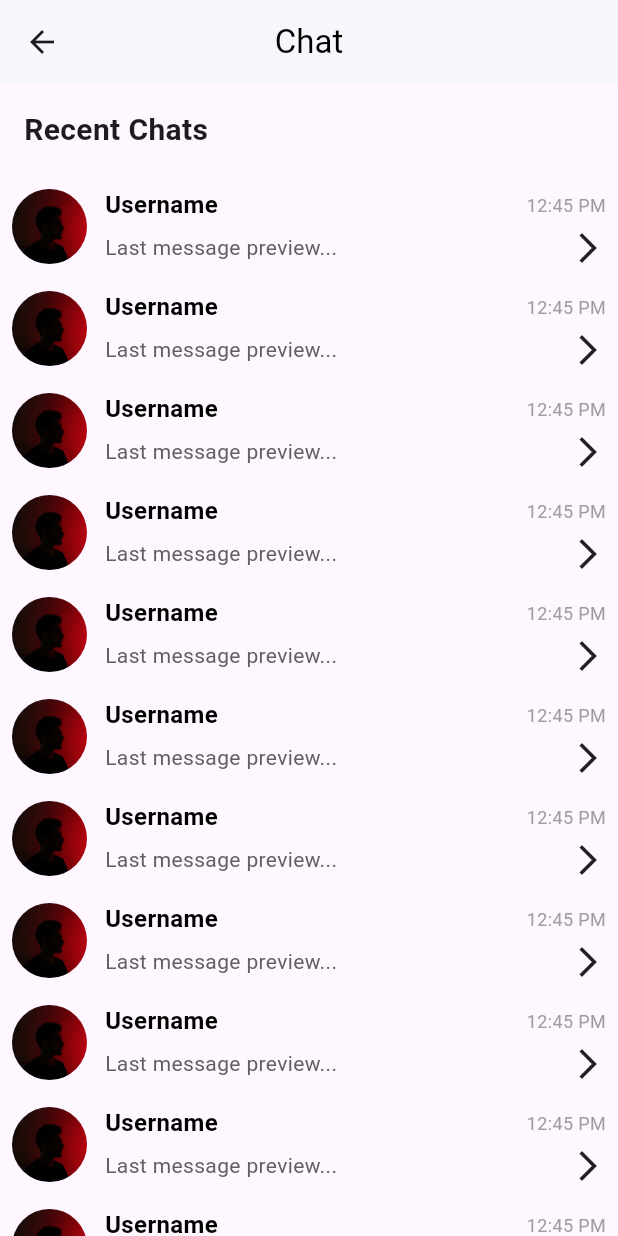
After one commit to Ibrahim-404/Chatter, a Flutter app: the HomeScreen screen opened by its route, on a phone screen of 412 x 824 dp. The commit adds this screen. Run offline on Flutter 3.47's test engine with Material 3 defaults, Android fonts, the phone set to English and light mode, and no system bars; our stand-ins replace bloc, country_code_picker, dartz, equatable, firebase_auth, firebase_core and 6 more; missing offline and left inert: phone_numbers_parser; accounts and stored records are empty; generated files the repository leaves out were written again.

Commit message:
Refactors OTP flow, adds user photo asset, enables home route
Improves code formatting and readability in OTP-related screens,
streamlines widget constructors, and removes unused code.
Introduces user photo asset for future use and activates navigation
to the home screen. Enhances consistency and prepares for expanded
authentication features.

```diff
--- a/lib/core/constants/assets.dart
+++ b/lib/core/constants/assets.dart
@@ -14,4 +14,5 @@ class Assets {
 
   static const String assetsImagesWelcome = "assets/images/welcome.png";
   static const String assetsImagesOtp = "assets/images/OTP 1.png";
+  static const String userPhoto = "assets/images/user_photo.jpg";
 }
--- a/lib/core/routes/routes_setting.dart
+++ b/lib/core/routes/routes_setting.dart
@@ -4,6 +4,7 @@ import 'package:chatter/feature/Authentication/presentation/manager/auht_bloc/bl
 import 'package:chatter/feature/Authentication/presentation/manager/auht_bloc/validation/bloc/validation_bloc.dart';
 import 'package:chatter/feature/Authentication/presentation/pages/intro_first_opeing.dart';
 import 'package:chatter/feature/Authentication/presentation/pages/otp_screen.dart';
+import 'package:chatter/feature/Chats%20List/presentation/UI/Screens/home.dart';
 import 'package:chatter/feature/injection_container.dart';
 import 'package:chatter/feature/splash/presentation/splash_screen.dart';
 import 'package:flutter/material.dart';
@@ -31,9 +32,11 @@ class RoutesSettings {
         final phone = phoneNumber['phone']!;
         final dialCode = phoneNumber['dialCode']!;
 
-        return createAnimatedRoute(OtpScreen(phoneNumber: phone, dialCode: dialCode));
+        return createAnimatedRoute(
+          OtpScreen(phoneNumber: phone, dialCode: dialCode),
+        );
       case RoutesNames.home:
-      // return MaterialPageRoute(builder: (_) => HomeScreen());
+        return MaterialPageRoute(builder: (_) => HomeScreen());
       default:
         return null;
     }
--- /dev/null
+++ b/lib/dev_preview.dart
@@ -0,0 +1,16 @@
+import 'package:chatter/feature/Chats%20List/presentation/UI/Screens/home.dart';
+import 'package:flutter/material.dart';
+import 'package:flutter/widgets.dart';
+
+void main() {
+  runApp(DevPreview());
+}
+
+class DevPreview extends StatelessWidget {
+  const DevPreview({super.key});
+
+  @override
+  Widget build(BuildContext context) {
+    return MaterialApp(debugShowCheckedModeBanner: false, home: HomeScreen());
+  }
+}
--- a/lib/feature/Authentication/data/repository/Auth_Repo_dataLayer.dart
+++ b/lib/feature/Authentication/data/repository/Auth_Repo_dataLayer.dart
@@ -41,7 +41,6 @@ class AuthRepoDataLayer implements AuthRepo {
           }
         },
         codeAutoRetrievalTimeout: (String verificationId) {
-
           logger.w(" Auto retrieval timeout. verificationId: $verificationId");
         },
       );
--- a/lib/feature/Authentication/presentation/pages/widget/custom_BottomSheet.dart
+++ b/lib/feature/Authentication/presentation/pages/widget/custom_BottomSheet.dart
@@ -33,11 +33,10 @@ class _ShowMyBottomSheetState extends State<ShowMyBottomSheet> {
             Navigator.pushReplacementNamed(
               context,
               RoutesNames.signIn,
-              arguments:{
+              arguments: {
                 'phone': _phoneNumber.text.trim(),
                 'dialCode': selectedCountryCode.value,
-              }
-
+              },
             );
           });
         }
--- /dev/null
+++ b/lib/feature/Chats List/presentation/UI/Screens/home.dart
@@ -0,0 +1,49 @@
+import 'package:chatter/feature/Chats%20List/presentation/UI/widget/ChatTile%20.dart';
+import 'package:flutter/material.dart';
+
+class HomeScreen extends StatelessWidget {
+  @override
+  Widget build(BuildContext context) {
+    return Scaffold(
+      appBar: AppBar(
+        centerTitle: true,
+        title: Text('Chat', style: TextStyle(color: Colors.black)),
+        backgroundColor: Colors.white,
+        elevation: 1,
+      ),
+      body: CustomScrollView(
+        slivers: [
+          SliverToBoxAdapter(
+            child: Column(
+              children: [
+                Row(
+                  children: [
+                    Padding(
+                      padding: const EdgeInsets.all(16.0),
+                      child: Text(
+                        'Recent Chats',
+                        style: TextStyle(
+                          fontSize: 20,
+                          fontWeight: FontWeight.bold,
+                        ),
+                      ),
+                    ),
+                  ],
+                ),
+                ListView.builder(
+                  itemBuilder: (context, index) {
+                    return ChatTile();
+                  },
+                  itemCount: 15,
+                  shrinkWrap: true,
+                  physics: NeverScrollableScrollPhysics(),
+                ),
+                // Add more widgets here as needed
+              ],
+            ),
+          ),
+        ],
+      ),
+    );
+  }
+}
--- /dev/null
+++ b/lib/feature/Chats List/presentation/UI/widget/ChatTile .dart
@@ -0,0 +1,128 @@
+import 'package:chatter/core/constants/assets.dart';
+import 'package:flutter/material.dart';
+
+class ChatTile extends StatelessWidget {
+  Widget? changeableWidget;
+  ChatTile({super.key, this.changeableWidget});
+  @override
+  Widget build(BuildContext context) {
+    return Dismissible(
+      direction: DismissDirection.endToStart,
+      key: UniqueKey(),
+      onDismissed: (direction) {},
+      background: Row(
+        children: [
+          DismissibleSwibeWidget(
+            color: Colors.grey,
+            text: 'More',
+            onTap: () {},
+            icon: Icons.more_horiz,
+          ),
+          DismissibleSwibeWidget(
+            color:Color(0xFF3E70A7),
+            text: 'Archive',
+            onTap: () {},
+            icon: Icons.archive,
+          ),
+        ],
+      ),
+
+      child: Center(
+        child: Padding(
+          padding: const EdgeInsets.all(8.0),
+          child: Row(
+            children: [
+              CircleAvatar(
+                radius: 25,
+                backgroundImage: AssetImage(Assets.userPhoto),
+              ),
+              SizedBox(width: 12),
+              Expanded(
+                child: Column(
+                  mainAxisSize: MainAxisSize.min,
+                  crossAxisAlignment: CrossAxisAlignment.start,
+                  children: [
+                    Row(
+                      mainAxisAlignment: MainAxisAlignment.spaceBetween,
+                      children: [
+                        Text(
+                          'Username',
+                          style: TextStyle(
+                            fontSize: 16,
+                            color: Colors.black,
+                            fontWeight: FontWeight.bold,
+                          ),
+                        ),
+                        Text(
+                          '12:45 PM',
+                          style: TextStyle(fontSize: 12, color: Colors.grey),
+                        ),
+                      ],
+                    ),
+                    SizedBox(height: 5),
+                    Row(
+                      children: [
+                        // SizedBox(height: 5),
+                        Expanded(
+                          child: Text(
+                            maxLines: 2,
+                            overflow: TextOverflow.ellipsis,
+                            'Last message preview...',
+                            style: TextStyle(
+                              color: Colors.grey[700],
+                              fontSize: 14,
+                            ),
+                          ),
+                        ),
+                        Align(
+                          alignment: Alignment.centerRight,
+                          child: Icon(Icons.arrow_forward_ios),
+                        ),
+                      ],
+                    ),
+
+                    changeableWidget ?? SizedBox(),
+                  ],
+                ),
+              ),
+            ],
+          ),
+        ),
+      ),
+    );
+  }
+}
+
+class DismissibleSwibeWidget extends StatelessWidget {
+  final Color color;
+  final String text;
+  final void Function()? onTap;
+  final IconData? icon;
+  const DismissibleSwibeWidget({
+    super.key,
+    required this.color,
+    required this.text,
+    required this.onTap,
+    required this.icon,
+  });
+
+  @override
+  Widget build(BuildContext context) {
+    return InkWell(
+      onTap: onTap,
+      child: Container(
+        color: color,
+        alignment: Alignment.centerRight,
+        padding: EdgeInsets.only(right: 20),
+        child: Column(
+          mainAxisAlignment: MainAxisAlignment.center,
+          children: [
+            Icon(icon, color: Colors.white),
+            SizedBox(height: 4),
+            Text(text, style: TextStyle(color: Colors.white)),
+          ],
+        ),
+      ),
+    );
+  }
+}
```
Also changed, not shown: lib/feature/Authentication/presentation/pages/OtpScreenWrapper .dart (+7 -7 lines), lib/feature/Authentication/presentation/pages/otp_screen.dart (+14 -9 lines), assets/images/user_photo.jpg (added).
